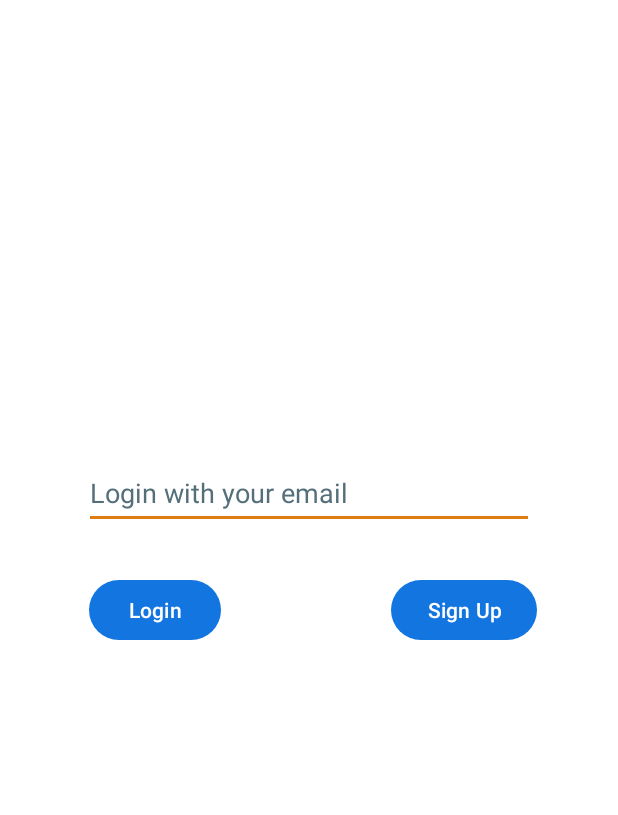
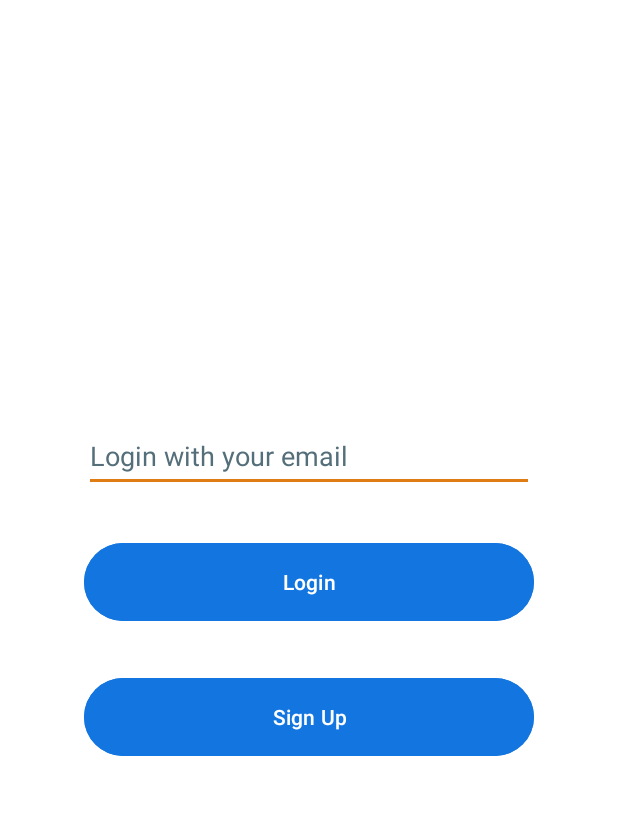
Before and after one commit to Terciodecuplo/Wheely, an Android app: the screen it shows after launch (MainActivity), on a phone screen of 412 x 824 dp, the part 379-1194 px from its top. Run offline under Robolectric (Android 15) with nearby library versions, the phone set to English and light mode, and no system bars; our stand-ins replace Room's generated code; libraries missing offline, so code that uses them is left out: org.osmdroid.config; 1 statement that could not run was skipped.

Commit message:
UI Toolbars colors unified

```diff
--- a/app/src/main/java/com/jmblfma/wheely/VehicleStatsActivity.kt
+++ b/app/src/main/java/com/jmblfma/wheely/VehicleStatsActivity.kt
@@ -54,7 +54,7 @@ class VehicleStatsActivity : AppCompatActivity() {
     private fun setVehicleImage(imageView: ImageView, imagePath: String?) {
         if (imagePath.isNullOrEmpty()) {
             Glide.with(imageView.context)
-                .load(R.drawable.pic_vehicle_template) // Your placeholder drawable
+                .load(R.drawable.vehicle_placeholder)
                 .into(imageView)
         } else {
             Glide.with(imageView.context)
--- a/app/src/main/java/com/jmblfma/wheely/adapter/ProfileVehicleListAdapter.kt
+++ b/app/src/main/java/com/jmblfma/wheely/adapter/ProfileVehicleListAdapter.kt
@@ -83,7 +83,7 @@ class ProfileVehicleListAdapter(
         if (imagePath.isNullOrEmpty()) {
             Log.d("VEHICLE","Image path = $imagePath")
             Glide.with(imageView.context)
-                .load(R.drawable.pic_vehicle_template) // Your placeholder drawable
+                .load(R.drawable.vehicle_placeholder) // Your placeholder drawable
                 .into(imageView)
         } else {
             Glide.with(imageView.context)
--- a/app/src/main/res/drawable/progress_bar_color.xml
+++ b/app/src/main/res/drawable/progress_bar_color.xml
@@ -8,7 +8,7 @@
     <item android:id="@android:id/progress">
         <clip>
             <shape>
-                <solid android:color="@color/progress_bar"/>  <!-- Progress color -->
+                <solid android:color="@color/colorPrimaryVariant"/>  <!-- Progress color -->
             </shape>
         </clip>
     </item>
--- a/app/src/main/res/layout/activity_main.xml
+++ b/app/src/main/res/layout/activity_main.xml
@@ -30,13 +30,14 @@
 
     <Button
         android:id="@+id/login_button"
-        android:layout_width="wrap_content"
-        android:layout_height="wrap_content"
+        android:layout_width="0dp"
+        android:layout_height="60dp"
+        android:theme="@style/MyButtonStyle"
+        android:layout_marginBottom="30dp"
         android:text="@string/login_button"
-        app:layout_constraintBottom_toTopOf="@+id/guideline"
-        app:layout_constraintEnd_toStartOf="@+id/guideline5"
-        app:layout_constraintStart_toStartOf="parent"
-        app:layout_constraintTop_toTopOf="@+id/guideline" />
+        app:layout_constraintBottom_toTopOf="@+id/signup_button"
+        app:layout_constraintEnd_toEndOf="@+id/login_email"
+        app:layout_constraintStart_toStartOf="@+id/login_email" />
 
     <EditText
         android:id="@+id/login_email"
@@ -55,20 +56,20 @@
 
     <Button
         android:id="@+id/signup_button"
-        android:layout_width="wrap_content"
-        android:layout_height="wrap_content"
+        android:layout_width="0dp"
+        android:layout_height="60dp"
         android:text="@string/signup_button"
-        app:layout_constraintBottom_toBottomOf="@+id/login_button"
-        app:layout_constraintEnd_toEndOf="parent"
-        app:layout_constraintStart_toStartOf="@+id/guideline5"
-        app:layout_constraintTop_toTopOf="@+id/login_button" />
+        android:theme="@style/MyButtonStyle"
+        app:layout_constraintEnd_toEndOf="@+id/login_button"
+        app:layout_constraintStart_toStartOf="@+id/login_button"
+        app:layout_constraintTop_toTopOf="@+id/guideline" />
 
     <androidx.constraintlayout.widget.Guideline
         android:id="@+id/guideline"
         android:layout_width="wrap_content"
         android:layout_height="wrap_content"
         android:orientation="horizontal"
-        app:layout_constraintGuide_percent="0.8" />
+        app:layout_constraintGuide_percent="0.85" />
 
     <androidx.constraintlayout.widget.Guideline
         android:id="@+id/guideline2"
@@ -77,12 +78,7 @@
         android:orientation="horizontal"
         app:layout_constraintGuide_percent="0.25" />
 
-    <androidx.constraintlayout.widget.Guideline
-        android:id="@+id/guideline5"
-        android:layout_width="wrap_content"
-        android:layout_height="wrap_content"
-        android:orientation="vertical"
-        app:layout_constraintGuide_percent="0.5" />
+
 
 
 </androidx.constraintlayout.widget.ConstraintLayout>
--- a/app/src/main/res/layout/new_user_layout.xml
+++ b/app/src/main/res/layout/new_user_layout.xml
@@ -9,7 +9,7 @@
         android:id="@+id/toolbar_new_user"
         android:layout_width="0dp"
         android:layout_height="wrap_content"
-        android:background="@color/design_default_color_primary"
+        android:background="@color/colorPrimary"
         android:maxLines="1"
         app:layout_constraintEnd_toEndOf="parent"
         app:layout_constraintStart_toStartOf="parent"
--- a/app/src/main/res/layout/new_vehicle_layout.xml
+++ b/app/src/main/res/layout/new_vehicle_layout.xml
@@ -9,7 +9,7 @@
         android:id="@+id/toolbar_new_vehicle"
         android:layout_width="0dp"
         android:layout_height="wrap_content"
-        android:background="@color/design_default_color_primary"
+        android:background="@color/colorPrimary"
         app:layout_constraintEnd_toEndOf="parent"
         app:layout_constraintStart_toStartOf="parent"
         app:layout_constraintTop_toTopOf="parent"
--- a/app/src/main/res/layout/user_stats_layout.xml
+++ b/app/src/main/res/layout/user_stats_layout.xml
@@ -9,10 +9,11 @@
         android:id="@+id/toolbar_user_stats"
         android:layout_width="0dp"
         android:layout_height="wrap_content"
-        android:background="@color/design_default_color_primary"
+        android:background="@color/colorPrimary"
         android:maxLines="1"
         android:theme="@style/ToolbarStyle"
         app:layout_constraintEnd_toEndOf="parent"
+        app:layout_constraintHorizontal_bias="0.0"
         app:layout_constraintStart_toStartOf="parent"
         app:layout_constraintTop_toTopOf="parent"
         app:navigationIcon="@drawable/ic_back_arrow">
--- a/app/src/main/res/layout/vehicle_list_recycler.xml
+++ b/app/src/main/res/layout/vehicle_list_recycler.xml
@@ -8,8 +8,10 @@
         android:id="@+id/vehicle_preview_image"
         android:layout_width="110dp"
         android:layout_height="110dp"
-        android:layout_margin="5dp"
-        android:scaleType="centerCrop"
+        android:layout_margin="0dp"
+        android:padding="0dp"
+        android:background="@android:color/transparent"
+        android:adjustViewBounds="true"
         app:layout_constraintBottom_toBottomOf="parent"
         app:layout_constraintEnd_toEndOf="parent"
         app:layout_constraintStart_toStartOf="parent"
--- a/app/src/main/res/layout/vehicle_stats_layout.xml
+++ b/app/src/main/res/layout/vehicle_stats_layout.xml
@@ -9,7 +9,7 @@
         android:id="@+id/toolbar_vehicle_stats"
         android:layout_width="0dp"
         android:layout_height="wrap_content"
-        android:background="@color/design_default_color_primary"
+        android:background="@color/colorPrimary"
         android:maxLines="1"
         android:theme="@style/ToolbarStyle"
         app:layout_constraintEnd_toEndOf="parent"
--- a/app/src/main/res/menu/toolbar_profile_menu.xml
+++ b/app/src/main/res/menu/toolbar_profile_menu.xml
@@ -1,5 +1,9 @@
 <?xml version="1.0" encoding="utf-8"?>
 <menu xmlns:android="http://schemas.android.com/apk/res/android">
+    <item
+        android:id="@+id/user_stats_menu_option"
+        android:enabled="true"
+        android:title="@string/user_stats_menu_item"/>
     <item
         android:id="@+id/add_vehicle_menu_option"
         android:enabled="true"
--- a/app/src/main/res/values/strings.xml
+++ b/app/src/main/res/values/strings.xml
@@ -94,4 +94,6 @@
     <string name="accuracy_threshold_waiting">Waiting for good GPS signal…</string>
     <string name="accuracy_threshold_reached">GPS signal good for tracking!</string>
     <string name="snackbar_dismiss">Dismiss</string>
+    <string name="user_stats_menu_item">User stats</string>
+
 </resources>
--- a/app/src/main/res/values/themes.xml
+++ b/app/src/main/res/values/themes.xml
@@ -33,9 +33,9 @@
         <item name="popupMenuBackground">@color/colorPrimaryVariant</item>
     </style>
 
-    <style name="CommonButtonStyle" parent="Theme.Material3.DayNight.NoActionBar">
-        <item name="autoSizeMinTextSize">8sp</item>
-        <item name="autoSizeMaxTextSize">24sp</item>
+    <style name="MyButtonStyle" parent="Theme.Material3.DayNight.NoActionBar">
+        <item name="android:autoSizeMinTextSize">8sp</item>
+        <item name="android:autoSizeMaxTextSize">32sp</item>
         <item name="android:autoSizeStepGranularity">1sp</item>
         <item name="android:textColor">@color/white</item>
         <item name="android:backgroundTint">@color/colorPrimary</item>
```
Also changed, not shown: app/src/main/java/com/jmblfma/wheely/ProfilePageActivity.kt (+5 -4 lines), app/src/main/java/com/jmblfma/wheely/utils/NavigationMenuActivity.kt (+5 -4 lines), app/src/main/res/drawable/vehicle_placeholder.png (added), 1 other file.
